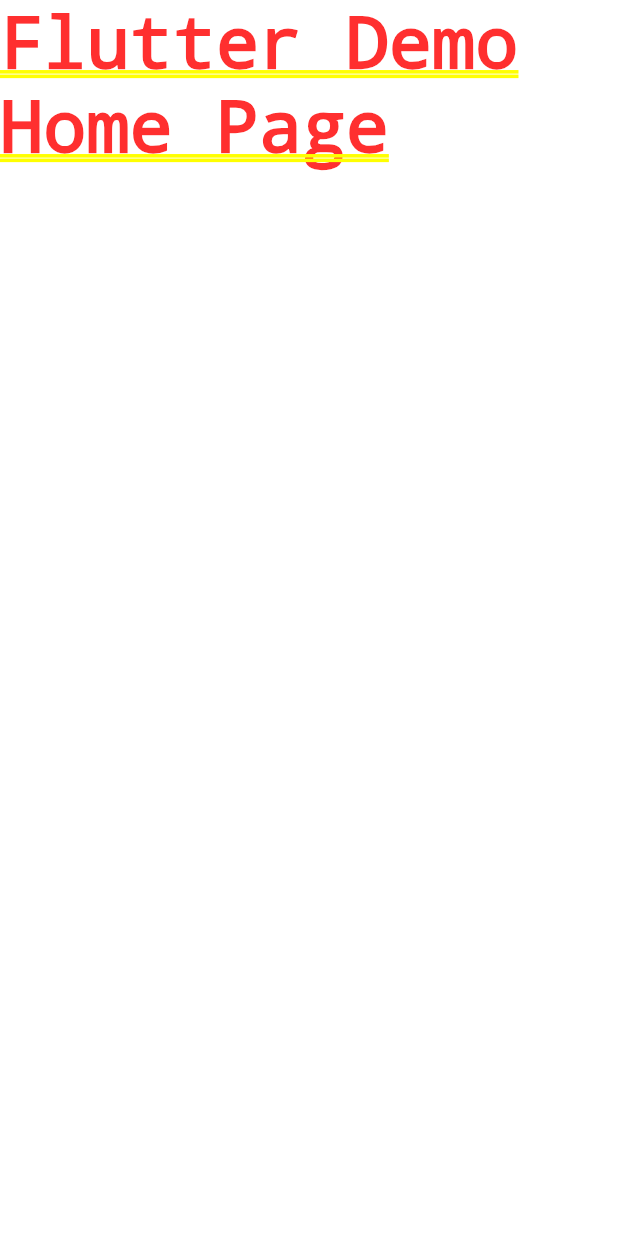
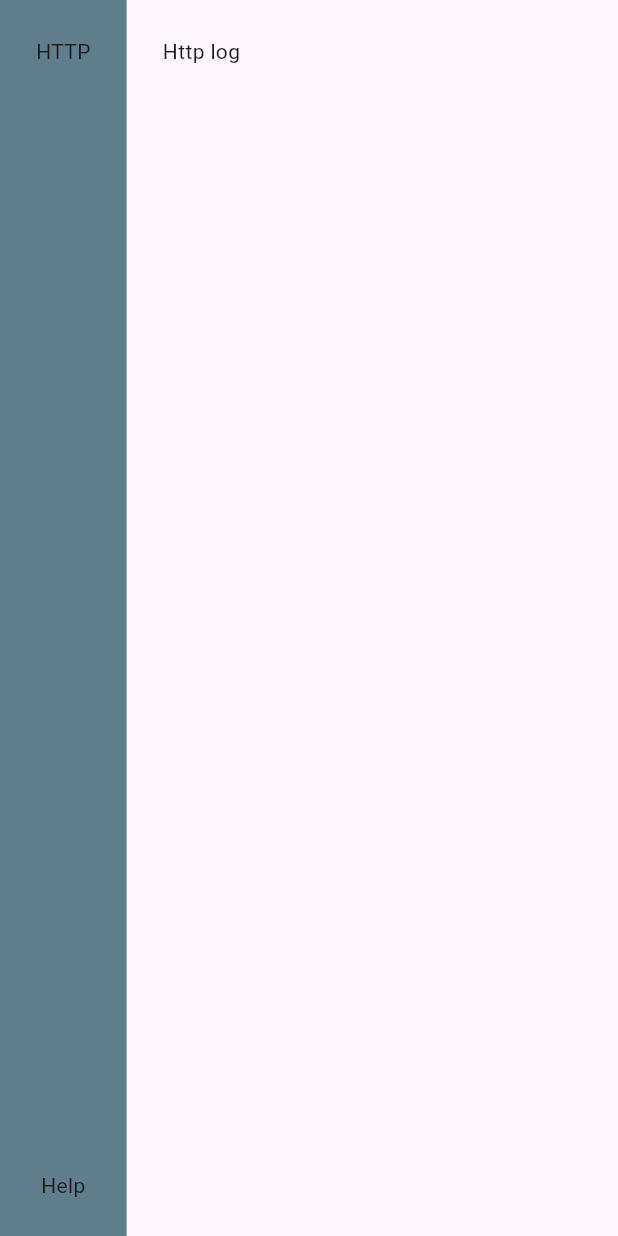
Before and after one commit to lsymds/loco11y, a Flutter app: the screen it shows after launch, on a phone screen of 412 x 824 dp. Run offline on Flutter 3.47's test engine with Material 3 defaults, Android fonts, the phone set to English and light mode, and no system bars.

Commit message:
start thinking about ui structure

```diff
--- a/analysis_options.yaml
+++ b/analysis_options.yaml
@@ -21,8 +21,8 @@ linter:
   # `// ignore_for_file: name_of_lint` syntax on the line or in the file
   # producing the lint.
   rules:
+    prefer_double_quotes: true
     # avoid_print: false  # Uncomment to disable the `avoid_print` rule
     # prefer_single_quotes: true  # Uncomment to enable the `prefer_single_quotes` rule
-
 # Additional information about this file can be found at
 # https://dart.dev/guides/language/analysis-options
--- /dev/null
+++ b/lib/features/http_log/inner_screen.dart
@@ -0,0 +1,27 @@
+import "package:flutter/material.dart";
+
+class HttpLogInnerScreen extends StatelessWidget {
+  const HttpLogInnerScreen({super.key});
+
+  @override
+  Widget build(BuildContext context) {
+    return Expanded(
+      child: Row(
+        mainAxisAlignment: MainAxisAlignment.start,
+        crossAxisAlignment: CrossAxisAlignment.end,
+        children: [
+          Expanded(
+            child: Container(
+              width: double.infinity,
+              alignment: Alignment.topLeft,
+              child: const Padding(
+                padding: EdgeInsets.all(24),
+                child: Text("Http log"),
+              ),
+            ),
+          ),
+        ],
+      ),
+    );
+  }
+}
--- a/lib/main.dart
+++ b/lib/main.dart
@@ -1,4 +1,6 @@
-import 'package:flutter/material.dart';
+import "package:flutter/material.dart";
+import "package:loco11y/features/http_log/inner_screen.dart";
+import "package:loco11y/shared/components/sidebar.dart";
 
 void main() {
   runApp(const MyApp());
@@ -11,27 +13,18 @@ class MyApp extends StatelessWidget {
   @override
   Widget build(BuildContext context) {
     return MaterialApp(
-      title: 'loco11y',
-      theme: ThemeData(
-        // This is the theme of your application.
-        //
-        // TRY THIS: Try running your application with "flutter run". You'll see
-        // the application has a purple toolbar. Then, without quitting the app,
-        // try changing the seedColor in the colorScheme below to Colors.green
-        // and then invoke "hot reload" (save your changes or press the "hot
-        // reload" button in a Flutter-supported IDE, or press "r" if you used
-        // the command line to start the app).
-        //
-        // Notice that the counter didn't reset back to zero; the application
-        // state is not lost during the reload. To reset the state, use hot
-        // restart instead.
-        //
-        // This works for code too, not just values: Most code changes can be
-        // tested with just a hot reload.
-        colorScheme: ColorScheme.fromSeed(seedColor: Colors.deepPurple),
-        useMaterial3: true,
+      title: "loco11y",
+      theme: ThemeData.light(useMaterial3: true),
+      home: Scaffold(
+        body: LayoutBuilder(
+          builder: (BuildContext context, BoxConstraints constraints) {
+            return const Row(children: [
+              Sidebar(),
+              HttpLogInnerScreen(),
+            ]);
+          },
+        ),
       ),
-      home: const Text('Flutter Demo Home Page'),
     );
   }
 }
--- /dev/null
+++ b/lib/shared/components/sidebar.dart
@@ -0,0 +1,21 @@
+import "package:flutter/material.dart";
+
+class Sidebar extends StatelessWidget {
+  const Sidebar({super.key});
+
+  @override
+  Widget build(BuildContext context) {
+    return Container(
+      padding: const EdgeInsets.all(24),
+      decoration: const BoxDecoration(color: Colors.blueGrey),
+      child: const Column(
+        children: [
+          Expanded(
+            child: Text("HTTP"),
+          ),
+          Text("Help"),
+        ],
+      ),
+    );
+  }
+}
```
Also changed, not shown: 1 other file.
